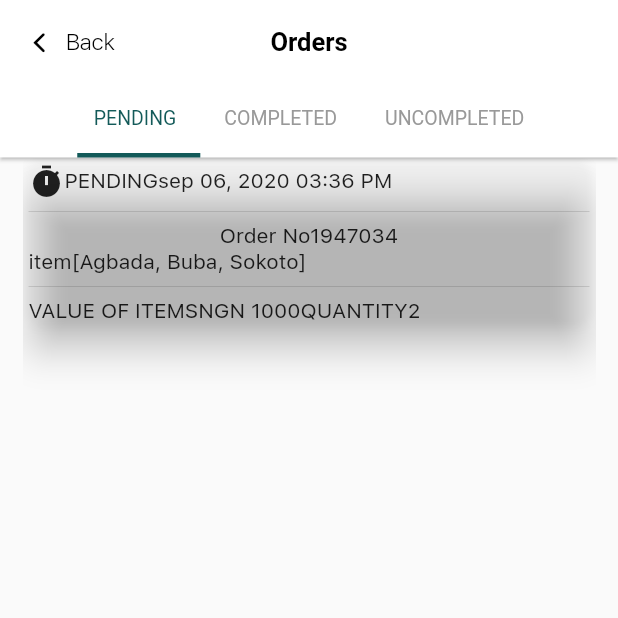
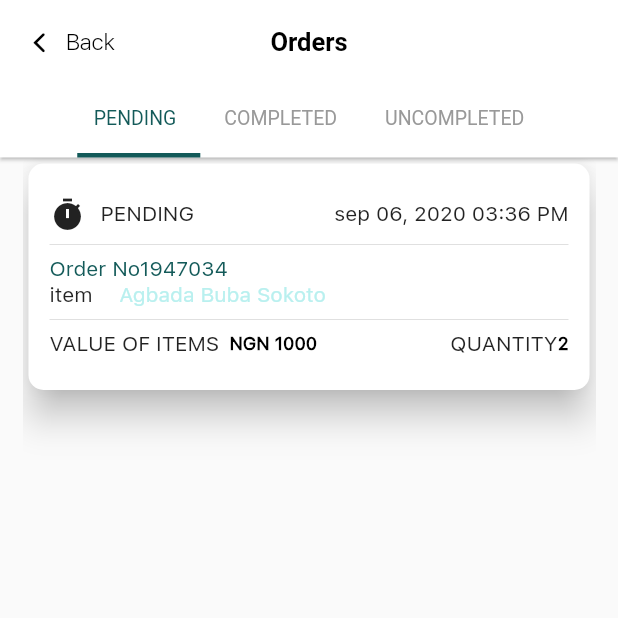
Before and after one commit to Francisop/launmax_lm_app, a Flutter app: the OrderScreen screen opened directly, on a phone screen of 412 x 824 dp, the top half of it. Run offline on Flutter 3.47's test engine with Material 2 defaults, Android fonts, the phone set to English and light mode, and no system bars; our stand-ins replace flutter_svg, outline_material_icons; project files that could hold a hidden picture were left out.

Commit message:
chore:order screen 50%

```diff
--- a/lib/ui/screens/order/order_screen.dart
+++ b/lib/ui/screens/order/order_screen.dart
@@ -65,7 +65,6 @@ class _OrderScreenState extends State<OrderScreen> {
                     tap: null,
                     status: "pending",
                   ),
-
                   SizedBox(
                     height: 26,
                   ),
@@ -81,7 +80,6 @@ class _OrderScreenState extends State<OrderScreen> {
                     tap: null,
                     status: "pending",
                   ),
-
                   SizedBox(
                     height: 26,
                   ),
@@ -97,7 +95,6 @@ class _OrderScreenState extends State<OrderScreen> {
                     tap: null,
                     status: "pending",
                   ),
-
                   SizedBox(
                     height: 26,
                   ),
@@ -134,16 +131,20 @@ class MyCards extends StatelessWidget {
       onTap: tap,
       child: Card(
           elevation: 9.9,
-          color: Colors.transparent,
+          color: Colors.white,
           shape:
               RoundedRectangleBorder(borderRadius: BorderRadius.circular(10)),
+          child: Container(
+            padding: EdgeInsets.symmetric(horizontal:14,vertical: 22),
             child: Column(children: [
               Container(
                   child: Row(
+                mainAxisAlignment: MainAxisAlignment.spaceBetween,
                 children: [
                   Container(
                     child: Row(children: [
                       Icon(Icons.timer),
+                      SizedBox(width: 10),
                       Text(status.toUpperCase()),
                     ]),
                   ),
@@ -155,12 +156,19 @@ class MyCards extends StatelessWidget {
               Divider(),
               Container(
                 child: Column(children: [
-                Container(child: Text(orderNo)),
+                  Container(
+                    alignment: Alignment.centerLeft,
+                    child: Text(orderNo,
+                        style: TextStyle(color: Theme.of(context).primaryColor)),
+                  ),
                   Container(
                     child: Row(
                       children: [
                         Text('item'),
-                      Text(items.toString()),
+                        SizedBox(width: 10),
+                        Text(items.fold(" ", (v, e) => "$v" + " $e"),
+                            style: TextStyle(
+                                color: Theme.of(context).primaryColorLight)),
                       ],
                     ),
                   )
@@ -168,17 +176,41 @@ class MyCards extends StatelessWidget {
               ),
               Divider(),
               Container(
-              child: Row(children: [
+                child: Row(
+                    mainAxisAlignment: MainAxisAlignment.spaceBetween,
+                    children: [
+                      Container(
+                          child: Row(
+                        children: [
                           Text('VALUE OF ITEMS'),
-                Text('NGN $value'),
+                          Text(
+                            '  NGN $value',
+                            style: TextStyle(
+                                color: Colors.black,
+                                fontWeight: FontWeight.w700,
+                                fontSize: 12),
+                          ),
+                        ],
+                      )),
+                      Container(
+                          child: Row(
+                        children: [
                           Text('QUANTITY'),
-                Text(quantity.toString()),
+                          Text(
+                            quantity.toString(),
+                            style: TextStyle(
+                                color: Colors.black,
+                                fontWeight: FontWeight.w700,
+                                fontSize: 12),
+                          ),
+                        ],
+                      )),
                     ]),
               ),
-          ])),
+            ]),
+          )),
     );
   }
 }
 
-
 // Theme.of(context).accentColor
```
Lines whose indentation alone changed are shown as unchanged.
